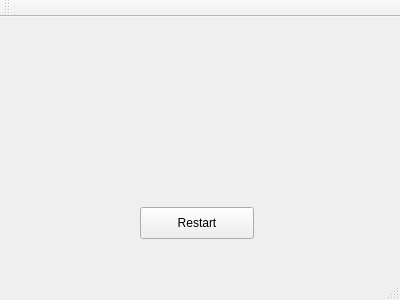
Above: mainwindow.ui from luisbevilacqua/TicTacToe before the change. Below: the same form after it.
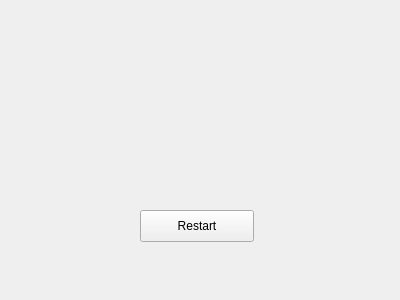
That is the form after the change. Custom widgets are drawn as their Qt base class.

```diff
--- a/mainwindow.ui
+++ b/mainwindow.ui
@@ -18,7 +18,7 @@
     <property name="geometry">
      <rect>
       <x>110</x>
-      <y>20</y>
+      <y>40</y>
       <width>181</width>
       <height>141</height>
      </rect>
@@ -28,7 +28,7 @@
     <property name="geometry">
      <rect>
       <x>140</x>
-      <y>190</y>
+      <y>210</y>
       <width>114</width>
       <height>32</height>
      </rect>
@@ -37,26 +37,26 @@
      <string>Restart</string>
     </property>
    </widget>
-  </widget>
-  <widget class="QMenuBar" name="menuBar">
+   <widget class="QLabel" name="winnerLabel">
+    <property name="enabled">
+     <bool>true</bool>
+    </property>
    <property name="geometry">
     <rect>
-     <x>0</x>
-     <y>0</y>
-     <width>400</width>
-     <height>22</height>
-    </rect>
-   </property>
-  </widget>
-  <widget class="QToolBar" name="mainToolBar">
-   <attribute name="toolBarArea">
-    <enum>TopToolBarArea</enum>
-   </attribute>
-   <attribute name="toolBarBreak">
-    <bool>false</bool>
-   </attribute>
+      <x>110</x>
+      <y>190</y>
+      <width>181</width>
+      <height>20</height>
+     </rect>
+    </property>
+    <property name="text">
+     <string/>
+    </property>
+    <property name="alignment">
+     <set>Qt::AlignCenter</set>
+    </property>
+   </widget>
   </widget>
-  <widget class="QStatusBar" name="statusBar"/>
  </widget>
  <layoutdefault spacing="6" margin="11"/>
  <customwidgets>
```
Lines whose indentation alone changed are shown as unchanged.
